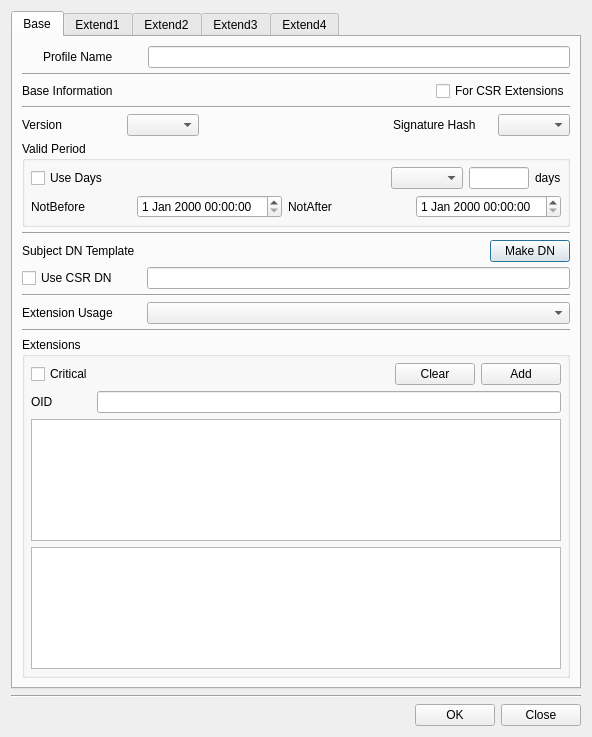
Old version of the form CertMan/make_cert_profile_dlg.ui in the repository jykim74/CertMan.
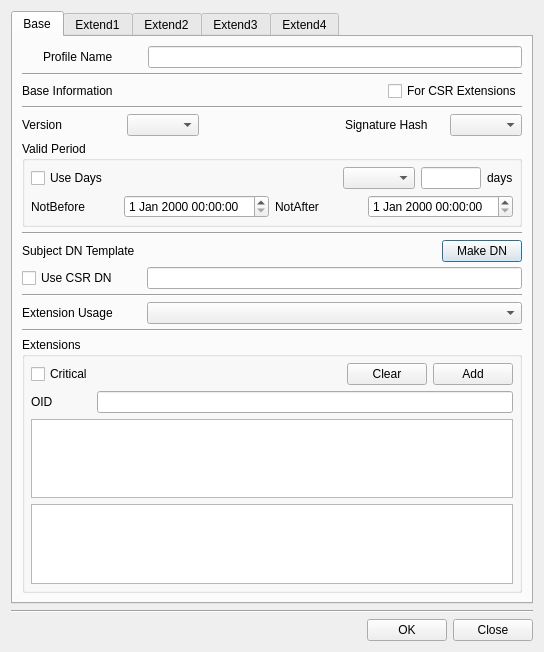
New version of the form. Icons and pictures are not drawn.

The edit to the form file:
```diff
--- a/CertMan/make_cert_profile_dlg.ui
+++ b/CertMan/make_cert_profile_dlg.ui
@@ -6,8 +6,8 @@
    <rect>
     <x>0</x>
     <y>0</y>
-    <width>592</width>
-    <height>737</height>
+    <width>542</width>
+    <height>652</height>
    </rect>
   </property>
   <property name="windowTitle">
@@ -227,7 +227,7 @@
              <widget class="QLabel" name="label_7">
               <property name="minimumSize">
                <size>
-                <width>100</width>
+                <width>0</width>
                 <height>0</height>
                </size>
               </property>
@@ -327,7 +327,7 @@
         <widget class="QGroupBox" name="mExtensionsGroup">
          <property name="minimumSize">
           <size>
-           <width>0</width>
+           <width>500</width>
            <height>0</height>
           </size>
          </property>
```
